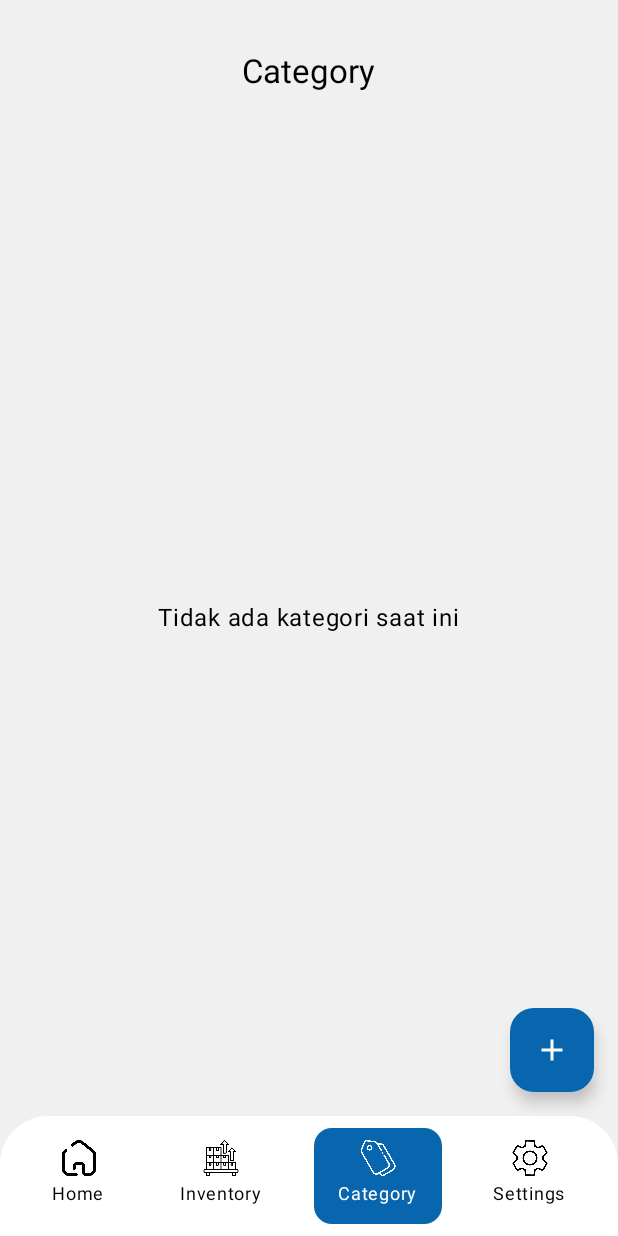
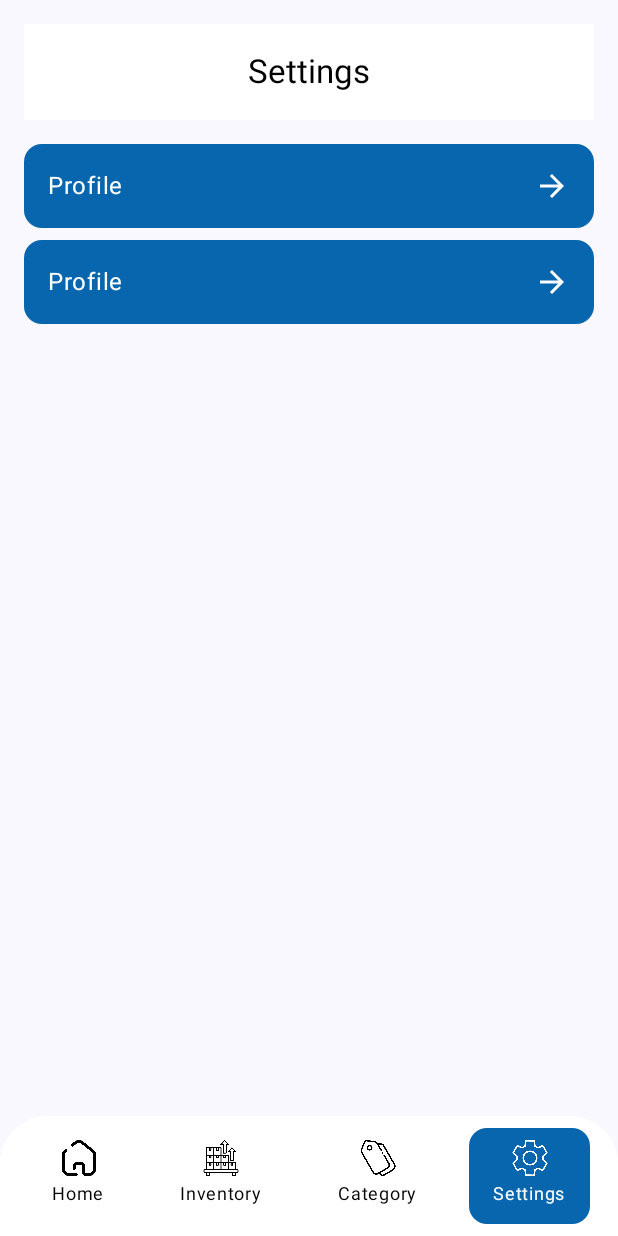
Before and after one commit to DewiPuspitass/Laventry, an Android app built with Jetpack Compose: the CategoryScreen screen opened through its navigation route, after a tap on "Settings", on a phone screen of 412 x 824 dp. Run offline under Robolectric (Android 15) with nearby library versions, the phone set to English and light mode, and no system bars; our stand-ins replace Room's generated code; 1 statement that could not run was skipped.

Commit message:
Membuat Settings

```diff
--- a/app/src/main/java/com/dewipuspitasari0020/laventry/navigation/NavGraph.kt
+++ b/app/src/main/java/com/dewipuspitasari0020/laventry/navigation/NavGraph.kt
@@ -1,5 +1,7 @@
 package com.dewipuspitasari0020.laventry.navigation
 
+import android.os.Build
+import androidx.annotation.RequiresApi
 import androidx.compose.runtime.Composable
 import androidx.navigation.NavHostController
 import androidx.navigation.NavType
@@ -13,7 +15,9 @@ import com.dewipuspitasari0020.laventry.ui.screen.InventoryScreen
 import com.dewipuspitasari0020.laventry.ui.screen.KEY_ID_BARANG
 import com.dewipuspitasari0020.laventry.ui.screen.MainScreen
 import com.dewipuspitasari0020.laventry.ui.screen.ProfileScreen
+import com.dewipuspitasari0020.laventry.ui.screen.SettingsScreen
 
+@RequiresApi(Build.VERSION_CODES.N)
 @Composable
 fun SetupNavGraph(navController: NavHostController = rememberNavController()) {
     NavHost(
@@ -44,5 +48,8 @@ fun SetupNavGraph(navController: NavHostController = rememberNavController()) {
         composable(route = Screen.Kategori.route) {
             CategoryScreen(navController)
         }
+        composable(route = Screen.Settings.route) {
+            SettingsScreen(navController)
+        }
     }
 }
--- a/app/src/main/java/com/dewipuspitasari0020/laventry/navigation/Screen.kt
+++ b/app/src/main/java/com/dewipuspitasari0020/laventry/navigation/Screen.kt
@@ -12,4 +12,6 @@ sealed class Screen (val route: String){
     data object Profile: Screen("profileScreen")
     data object Kategori: Screen("KategoriScreen")
     data object TambahKategory: Screen("TambahKategoriScreen")
+    data object Settings: Screen("SettingsScreen")
+
 }
--- a/app/src/main/java/com/dewipuspitasari0020/laventry/ui/screen/CategoryScreen.kt
+++ b/app/src/main/java/com/dewipuspitasari0020/laventry/ui/screen/CategoryScreen.kt
@@ -63,6 +63,7 @@ fun CategoryScreen(navController: NavHostController) {
         Screen.Home.route -> 0
         Screen.Inventory.route -> 1
         Screen.Kategori.route -> 2
+        Screen.Settings.route -> 3
         else -> -1
     }
     var showDialog by remember { mutableStateOf(false) }
@@ -99,6 +100,7 @@ fun CategoryScreen(navController: NavHostController) {
                         0 -> navController.navigate(Screen.Home.route)
                         1 -> navController.navigate(Screen.Inventory.route)
                         2 -> navController.navigate(Screen.Kategori.route)
+                        3 -> navController.navigate(Screen.Settings.route)
                     }
                 }
             )
--- a/app/src/main/java/com/dewipuspitasari0020/laventry/ui/screen/InventoryScreen.kt
+++ b/app/src/main/java/com/dewipuspitasari0020/laventry/ui/screen/InventoryScreen.kt
@@ -75,6 +75,7 @@ fun InventoryScreen(navController: NavHostController) {
         Screen.Home.route -> 0
         Screen.Inventory.route -> 1
         Screen.Kategori.route -> 2
+        Screen.Settings.route -> 3
         else -> -1
     }
     val context = LocalContext.current
@@ -168,6 +169,7 @@ fun InventoryScreen(navController: NavHostController) {
                         0 -> navController.navigate(Screen.Home.route)
                         1 -> navController.navigate(Screen.Inventory.route)
                         2 -> navController.navigate(Screen.Kategori.route)
+                        3 -> navController.navigate(Screen.Settings.route)
                     }
                 }
             )
--- a/app/src/main/java/com/dewipuspitasari0020/laventry/ui/screen/MainScreen.kt
+++ b/app/src/main/java/com/dewipuspitasari0020/laventry/ui/screen/MainScreen.kt
@@ -68,6 +68,7 @@ fun MainScreen(navController: NavHostController) {
         Screen.Home.route -> 0
         Screen.Inventory.route -> 1
         Screen.Kategori.route -> 2
+        Screen.Settings.route -> 3
         else -> -1
     }
     Scaffold(
@@ -91,7 +92,6 @@ fun MainScreen(navController: NavHostController) {
                             modifier = Modifier.fillMaxSize()
                         )
                     }
-
                 },
                 actions = {
                     Box(
@@ -132,6 +132,7 @@ fun MainScreen(navController: NavHostController) {
                         0 -> navController.navigate(Screen.Home.route)
                         1 -> navController.navigate(Screen.Inventory.route)
                         2 -> navController.navigate(Screen.Kategori.route)
+                        3 -> navController.navigate(Screen.Settings.route)
                     }
                 }
             )
--- /dev/null
+++ b/app/src/main/java/com/dewipuspitasari0020/laventry/ui/screen/SettingsScreen.kt
@@ -0,0 +1,150 @@
+package com.dewipuspitasari0020.laventry.ui.screen
+
+import androidx.compose.foundation.background
+import androidx.compose.foundation.layout.Arrangement
+import androidx.compose.foundation.layout.Column
+import androidx.compose.foundation.layout.Row
+import androidx.compose.foundation.layout.fillMaxSize
+import androidx.compose.foundation.layout.fillMaxWidth
+import androidx.compose.foundation.layout.padding
+import androidx.compose.foundation.lazy.LazyColumn
+import androidx.compose.material.icons.Icons
+import androidx.compose.material.icons.filled.ArrowForward
+import androidx.compose.material3.Card
+import androidx.compose.material3.CenterAlignedTopAppBar
+import androidx.compose.material3.ExperimentalMaterial3Api
+import androidx.compose.material3.Icon
+import androidx.compose.material3.Scaffold
+import androidx.compose.material3.Text
+import androidx.compose.material3.TopAppBarDefaults
+import androidx.compose.runtime.Composable
+import androidx.compose.runtime.getValue
+import androidx.compose.ui.Alignment
+import androidx.compose.ui.Modifier
+import androidx.compose.ui.graphics.Color
+import androidx.compose.ui.tooling.preview.Preview
+import androidx.compose.ui.unit.dp
+import androidx.navigation.NavHostController
+import androidx.navigation.compose.currentBackStackEntryAsState
+import androidx.navigation.compose.rememberNavController
+import com.dewipuspitasari0020.laventry.navigation.Screen
+import com.dewipuspitasari0020.laventry.ui.theme.LaventryTheme
+import com.dewipuspitasari0020.laventry.ui.theme.bg
+import com.dewipuspitasari0020.laventry.ui.theme.blue
+import com.dewipuspitasari0020.laventry.ui.theme.white
+
+@OptIn(ExperimentalMaterial3Api::class)
+@Composable
+fun SettingsScreen(navController: NavHostController) {
+    val navBackStackEntry by navController.currentBackStackEntryAsState()
+    val currentRoute = navBackStackEntry?.destination?.route
+    val selectedIndex = when (currentRoute) {
+        Screen.Home.route -> 0
+        Screen.Inventory.route -> 1
+        Screen.Kategori.route -> 2
+        Screen.Settings.route -> 3
+        else -> -1
+    }
+    Scaffold(
+        contentColor = bg,
+        topBar = {
+            CenterAlignedTopAppBar(
+                title = {
+                    Text("Settings")
+                },
+                modifier = Modifier.padding(
+                    start = 16.dp,
+                    top = 16.dp,
+                    end = 16.dp,
+                    bottom = 0.dp
+                ),
+                colors = TopAppBarDefaults.topAppBarColors(
+                    containerColor = white,
+                    titleContentColor = Color.Black,
+                    navigationIconContentColor = Color.Black,
+                    actionIconContentColor = Color.Black
+                )
+            )
+        },
+
+        bottomBar = {
+            BottomBar(
+                selectedIndex = selectedIndex,
+                onItemSelected = { index ->
+                    when (index) {
+                        0 -> navController.navigate(Screen.Home.route)
+                        1 -> navController.navigate(Screen.Inventory.route)
+                        2 -> navController.navigate(Screen.Kategori.route)
+                        3 -> navController.navigate(Screen.Settings.route)
+                    }
+                }
+            )
+        },
+    ){ innerPadding ->
+        ScreenContentSettings(modifier = Modifier.padding(innerPadding), navController = navController)
+    }
+}
+
+@Composable
+fun ScreenContentSettings(modifier: Modifier = Modifier, navController: NavHostController) {
+    Column(
+        modifier = modifier
+            .padding(16.dp)
+            .fillMaxSize()
+    ) {
+        CardInfo(
+            onClick = {
+                navController.navigate(Screen.Profile.route)
+            },
+            Label = "Profile"
+        )
+        CardInfo(
+            onClick = {
+                navController.navigate(Screen.Profile.route)
+            },
+            Label = "Profile"
+        )
+    }
+}
+
+@Composable
+fun CardInfo(
+    modifier: Modifier = Modifier,
+    onClick: () -> Unit,
+    Label: String
+) {
+    Card(
+        onClick = onClick,
+        modifier = modifier
+            .fillMaxWidth()
+            .padding(bottom = 8.dp)
+    ) {
+        Row(
+            modifier = Modifier
+                .fillMaxWidth()
+                .background(blue),
+            horizontalArrangement = Arrangement.SpaceBetween,
+            verticalAlignment = Alignment.CenterVertically
+        ) {
+            Column(Modifier.padding(16.dp)) {
+                Text(Label, color = white)
+            }
+            Row(Modifier.padding(16.dp)) {
+                Icon(
+                    imageVector = Icons.Filled.ArrowForward,
+                    contentDescription = "Edit",
+                    tint = white
+                )
+            }
+        }
+    }
+}
+
+
+@Preview
+@Composable
+private fun SettingPreview() {
+    LaventryTheme {
+        SettingsScreen(rememberNavController())
+    }
+}
```
